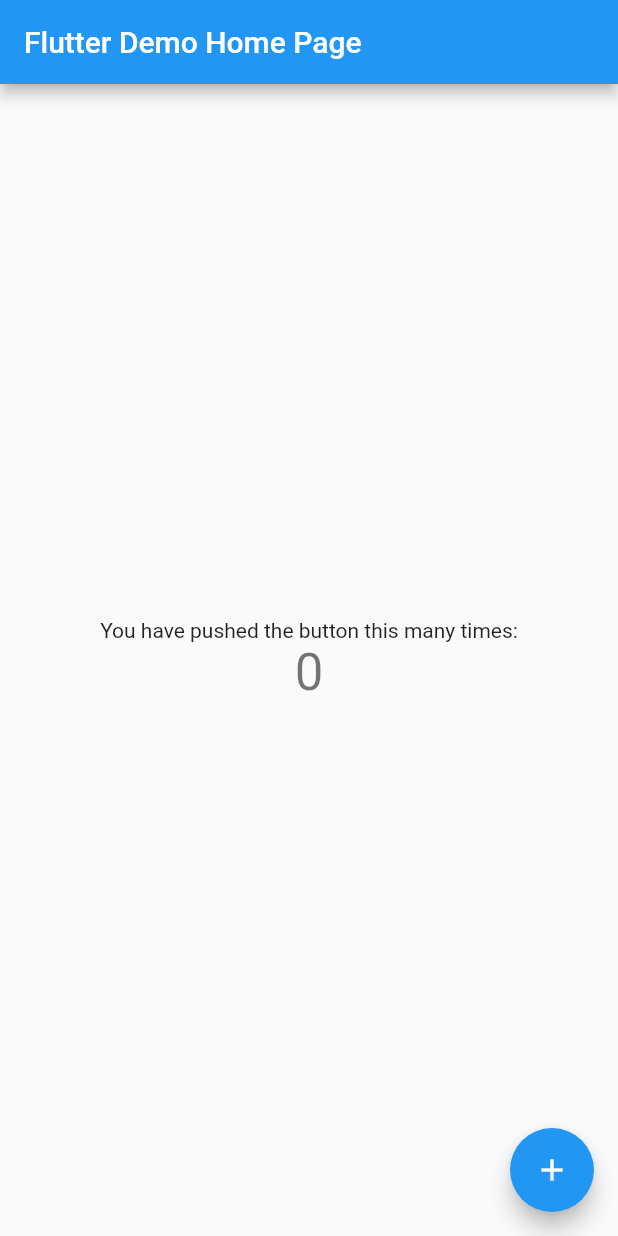
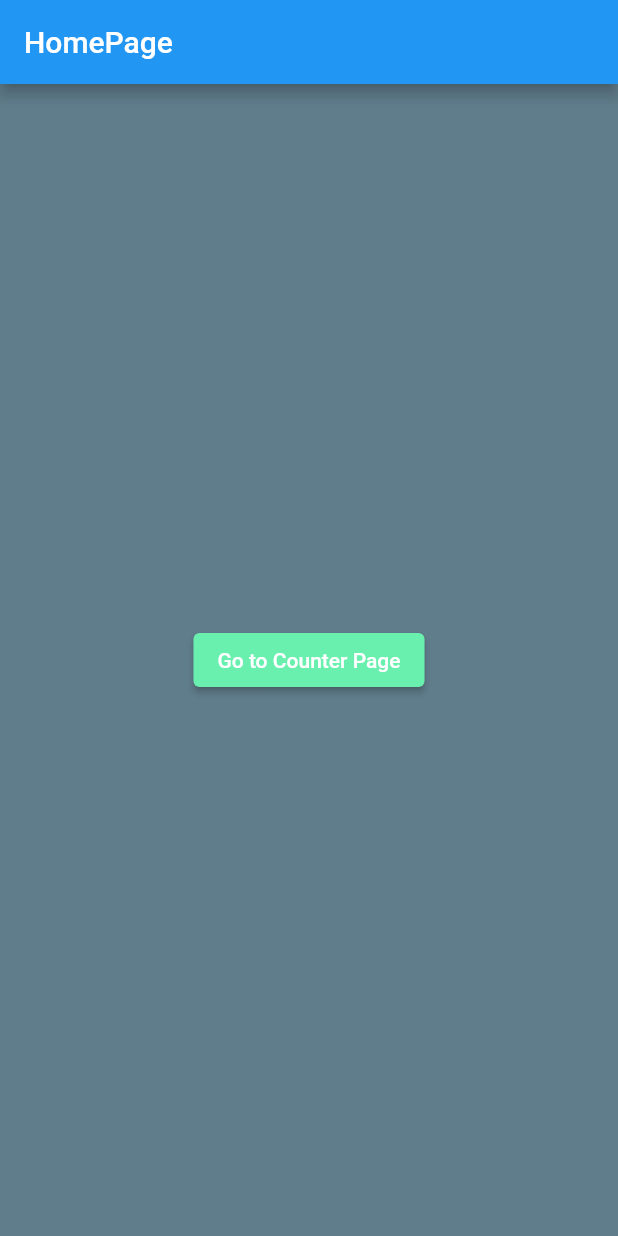
Before and after one commit to dimeprog/flutterhooks_riverpod, a Flutter app: the screen it shows after launch, on a phone screen of 412 x 824 dp. Run offline on Flutter 3.47's test engine with Material 2 defaults, Android fonts, the phone set to English and light mode, and no system bars; our stand-ins replace flutter_riverpod.

Commit message:
completed the counter app

```diff
--- /dev/null
+++ b/flutter_hooks_riverpod/lib/counter_provider.dart
@@ -0,0 +1,20 @@
+import 'package:flutter_hooks_riverpod/fake_websocket.dart';
+import 'package:flutter_riverpod/flutter_riverpod.dart';
+
+class CounterProviderClass {}
+
+//  websocket provider
+
+final fakeWebSocketProvider = Provider<WebSocket>(
+  (ref) => FakeWebSocket(),
+);
+
+// counter provider of int
+final counterProvider =
+    StreamProvider.autoDispose.family<int, int?>((ref, start) {
+  final counter = ref.watch(fakeWebSocketProvider).getStreamData(start);
+  return counter;
+});
+
+
+//
--- /dev/null
+++ b/flutter_hooks_riverpod/lib/home_page.dart
@@ -0,0 +1,32 @@
+import 'package:flutter/material.dart';
+import 'package:flutter_hooks_riverpod/counter_page.dart';
+
+class MyHomePage extends StatelessWidget {
+  const MyHomePage({super.key});
+
+  @override
+  Widget build(BuildContext context) {
+    return Scaffold(
+      appBar: AppBar(title: const Text('HomePage')),
+      backgroundColor: Colors.blueGrey,
+      body: Center(
+        child: ElevatedButton(
+          onPressed: () {
+            Navigator.of(context).push(
+              MaterialPageRoute(builder: (context) => const CounterPage()),
+            );
+          },
+          style: ElevatedButton.styleFrom(
+            backgroundColor: Colors.greenAccent,
+          ),
+          child: const Text(
+            'Go to Counter Page',
+            style: TextStyle(
+              color: Colors.white,
+            ),
+          ),
+        ),
+      ),
+    );
+  }
+}
--- a/flutter_hooks_riverpod/lib/main.dart
+++ b/flutter_hooks_riverpod/lib/main.dart
@@ -1,7 +1,13 @@
 import 'package:flutter/material.dart';
+import 'package:flutter_hooks_riverpod/home_page.dart';
+import 'package:flutter_riverpod/flutter_riverpod.dart';
 
 void main() {
-  runApp(const MyApp());
+  runApp(
+    const ProviderScope(
+      child: MyApp(),
+    ),
+  );
 }
 
 class MyApp extends StatelessWidget {
@@ -11,105 +17,12 @@
   @override
   Widget build(BuildContext context) {
     return MaterialApp(
-      title: 'Flutter Demo',
+      title: 'Counter App',
+      debugShowCheckedModeBanner: false,
       theme: ThemeData(
-        // This is the theme of your application.
-        //
-        // Try running your application with "flutter run". You'll see the
-        // application has a blue toolbar. Then, without quitting the app, try
-        // changing the primarySwatch below to Colors.green and then invoke
-        // "hot reload" (press "r" in the console where you ran "flutter run",
-        // or simply save your changes to "hot reload" in a Flutter IDE).
-        // Notice that the counter didn't reset back to zero; the application
-        // is not restarted.
         primarySwatch: Colors.blue,
       ),
-      home: const MyHomePage(title: 'Flutter Demo Home Page'),
+      home: const MyHomePage(),
     );
   }
 }
-
-class MyHomePage extends StatefulWidget {
-  const MyHomePage({super.key, required this.title});
-
-  // This widget is the home page of your application. It is stateful, meaning
-  // that it has a State object (defined below) that contains fields that affect
-  // how it looks.
-
-  // This class is the configuration for the state. It holds the values (in this
-  // case the title) provided by the parent (in this case the App widget) and
-  // used by the build method of the State. Fields in a Widget subclass are
-  // always marked "final".
-
-  final String title;
-
-  @override
-  State<MyHomePage> createState() => _MyHomePageState();
-}
-
-class _MyHomePageState extends State<MyHomePage> {
-  int _counter = 0;
-
-  void _incrementCounter() {
-    setState(() {
-      // This call to setState tells the Flutter framework that something has
-      // changed in this State, which causes it to rerun the build method below
-      // so that the display can reflect the updated values. If we changed
-      // _counter without calling setState(), then the build method would not be
-      // called again, and so nothing would appear to happen.
-      _counter++;
-    });
-  }
-
-  @override
-  Widget build(BuildContext context) {
-    // This method is rerun every time setState is called, for instance as done
-    // by the _incrementCounter method above.
-    //
-    // The Flutter framework has been optimized to make rerunning build methods
-    // fast, so that you can just rebuild anything that needs updating rather
-    // than having to individually change instances of widgets.
-    return Scaffold(
-      appBar: AppBar(
-        // Here we take the value from the MyHomePage object that was created by
-        // the App.build method, and use it to set our appbar title.
-        title: Text(widget.title),
-      ),
-      body: Center(
-        // Center is a layout widget. It takes a single child and positions it
-        // in the middle of the parent.
-        child: Column(
-          // Column is also a layout widget. It takes a list of children and
-          // arranges them vertically. By default, it sizes itself to fit its
-          // children horizontally, and tries to be as tall as its parent.
-          //
-          // Invoke "debug painting" (press "p" in the console, choose the
-          // "Toggle Debug Paint" action from the Flutter Inspector in Android
-          // Studio, or the "Toggle Debug Paint" command in Visual Studio Code)
-          // to see the wireframe for each widget.
-          //
-          // Column has various properties to control how it sizes itself and
-          // how it positions its children. Here we use mainAxisAlignment to
-          // center the children vertically; the main axis here is the vertical
-          // axis because Columns are vertical (the cross axis would be
-          // horizontal).
-          mainAxisAlignment: MainAxisAlignment.center,
-          children: <Widget>[
-            const Text(
-              'You have pushed the button this many times:',
-            ),
-            Text(
-              '$_counter',
-              style: Theme.of(context).textTheme.headline4,
-            ),
-          ],
-        ),
-      ),
-      floatingActionButton: FloatingActionButton(
-        onPressed: _incrementCounter,
-        tooltip: 'Increment',
-        child: const Icon(Icons.add),
-      ), // This trailing comma makes auto-formatting nicer for build methods.
-    );
-  }
-}
--- a/flutter_hooks_riverpod/pubspec.yaml
+++ b/flutter_hooks_riverpod/pubspec.yaml
@@ -36,6 +36,8 @@
   # The following adds the Cupertino Icons font to your application.
   # Use with the CupertinoIcons class for iOS style icons.
   cupertino_icons: ^1.0.2
+  flutter_riverpod: ^2.0.0-dev.5
+
 
 dev_dependencies:
   flutter_test:
```
Also changed, not shown: flutter_hooks_riverpod/lib/counter_page.dart (added, +72 -0 lines), flutter_hooks_riverpod/lib/fake_websocket.dart (added, +14 -0 lines), flutter_hooks_riverpod/pubspec.lock.
